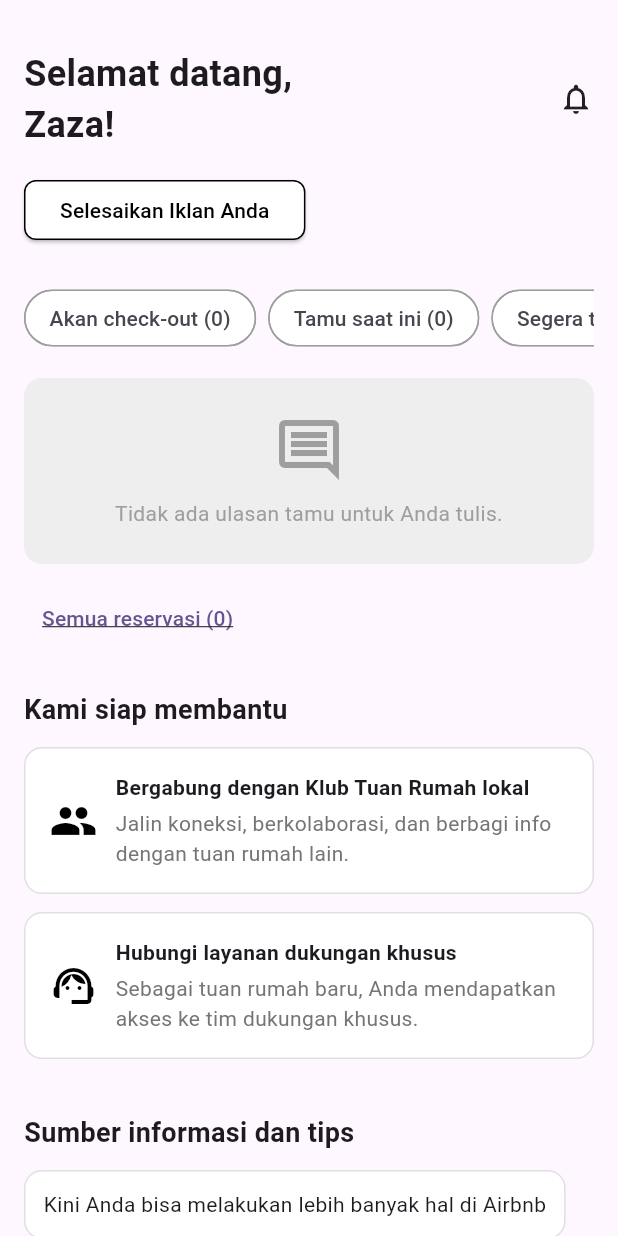
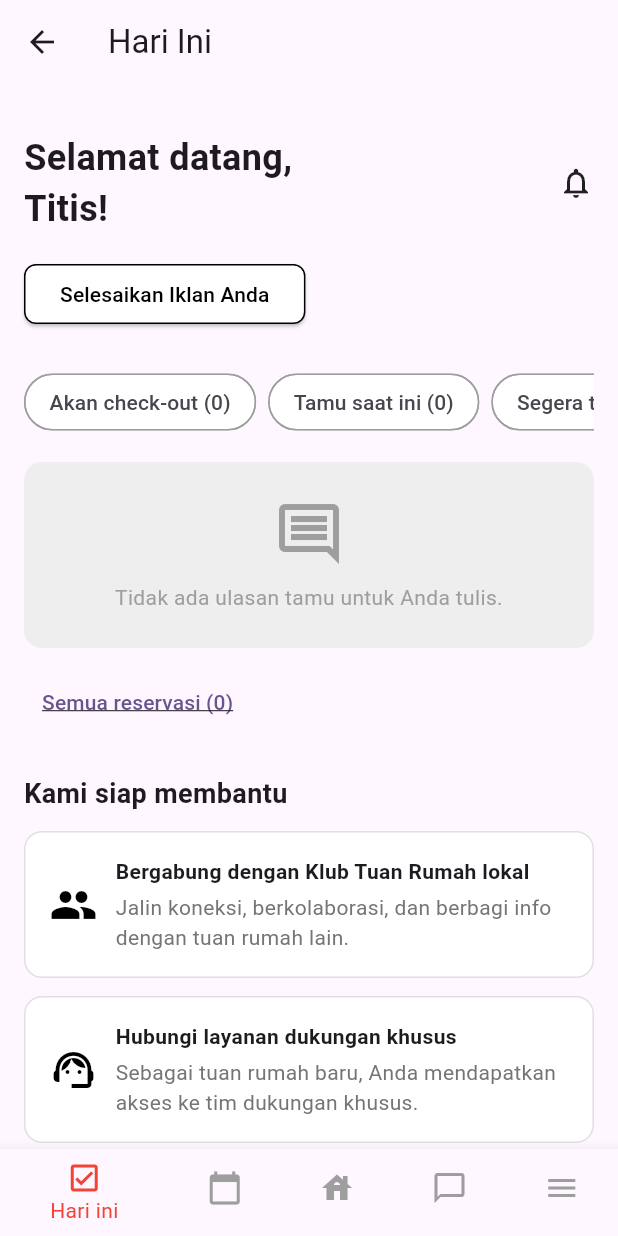
Before and after one commit to velinaaas/airbnbclone, a Flutter app: the HariIniPage screen opened directly, on a phone screen of 412 x 824 dp. Run offline on Flutter 3.47's test engine with Material 3 defaults, Android fonts, the light colour scheme and no system bars.

Commit message:
pushdea2

```diff
--- a/lib/main.dart
+++ b/lib/main.dart
@@ -1,3 +1,7 @@
+import 'package:airbnbclone/pages/hari_ini_page.dart';
+import 'package:airbnbclone/pages/kalender_page.dart';
+import 'package:airbnbclone/pages/menu_page.dart';
+import 'package:airbnbclone/pages/tempat_page.dart';
 import 'package:airbnbclone/views/experience.dart';
 import 'package:airbnbclone/views/favorit.dart';
 import 'package:airbnbclone/views/login.dart';
@@ -40,6 +44,11 @@
         '/favorit': (context) => FavoritPage(),
         '/perjalanan': (context) => PerjalananPage(),
         '/pesan': (context) => PesanPage(),
+        '/hari_ini': (context) => HariIniPage(),
+        '/kalender': (context) => KalenderPage(),
+        '/tempat': (context) => TempatPage(),
+        '/menu': (context) => MenuPage(),
+        // '/pesan': (context) => PesanPage(),
       },
     );
   }
--- a/lib/pages/hari_ini_page.dart
+++ b/lib/pages/hari_ini_page.dart
@@ -1,19 +1,83 @@
 import 'package:flutter/material.dart';
+import 'kalender_page.dart';
+import 'tempat_page.dart';
+import 'pesan_page.dart';
+import 'menu_page.dart';
 
-class HariIniPage extends StatelessWidget {
+class HariIniPage extends StatefulWidget {
+  const HariIniPage({super.key});
+
+  @override
+  State<HariIniPage> createState() => _HariIniPageState();
+}
+
+class _HariIniPageState extends State<HariIniPage> {
+  int _selectedIndex = 0;
+
+  final List<Widget> _pages = [
+    _HariIniContent(),
+    KalenderPage(),
+    TempatPage(),
+    PesanPage(),
+    MenuPage(),
+  ];
+
   @override
   Widget build(BuildContext context) {
     return Scaffold(
+      body: _pages[_selectedIndex],
+      bottomNavigationBar: BottomNavigationBar(
+        currentIndex: _selectedIndex,
+        selectedItemColor: Colors.red,
+        unselectedItemColor: Colors.grey,
+        onTap: (index) {
+          setState(() {
+            _selectedIndex = index;
+          });
+        },
+        items: const [
+          BottomNavigationBarItem(
+            icon: Icon(Icons.check_box_outlined),
+            label: 'Hari ini',
+          ),
+          BottomNavigationBarItem(
+            icon: Icon(Icons.calendar_today),
+            label: 'Kalender',
+          ),
+          BottomNavigationBarItem(
+            icon: Icon(Icons.house),
+            label: 'Tempat',
+          ),
+          BottomNavigationBarItem(
+            icon: Icon(Icons.chat_bubble_outline),
+            label: 'Pesan',
+          ),
+          BottomNavigationBarItem(
+            icon: Icon(Icons.menu),
+            label: 'Menu',
+          ),
+        ],
+      ),
+    );
+  }
+}
+class _HariIniContent extends StatelessWidget {
+  const _HariIniContent();
+
+  @override
+  Widget build(BuildContext context) {
+    return Scaffold(
+      appBar: AppBar(title: const Text('Hari Ini')),
       body: SingleChildScrollView(
-        padding: EdgeInsets.symmetric(horizontal: 16, vertical: 32),
+        padding: const EdgeInsets.symmetric(horizontal: 16, vertical: 32),
         child: Column(
           crossAxisAlignment: CrossAxisAlignment.start,
           children: [
             Row(
               mainAxisAlignment: MainAxisAlignment.spaceBetween,
-              children: [
+              children: const [
                 Text(
-                  'Selamat datang,\nZaza!',
+                  'Selamat datang,\nTitis!',
                   style: TextStyle(fontSize: 24, fontWeight: FontWeight.bold),
                 ),
                 Icon(Icons.notifications_none),
@@ -25,15 +89,14 @@ class HariIniPage extends StatelessWidget {
               style: ElevatedButton.styleFrom(
                 backgroundColor: Colors.white,
                 foregroundColor: Colors.black,
-                side: BorderSide(color: Colors.black),
+                side: const BorderSide(color: Colors.black),
                 shape: RoundedRectangleBorder(
-                    borderRadius: BorderRadius.circular(8)),
+                  borderRadius: BorderRadius.circular(8),
                 ),
-              child: Text('Selesaikan Iklan Anda'),
+              ),
+              child: const Text('Selesaikan Iklan Anda'),
             ),
             SizedBox(height: 24),
-
-            // Reservasi
             SingleChildScrollView(
               scrollDirection: Axis.horizontal,
               child: Row(
@@ -50,17 +113,16 @@ class HariIniPage extends StatelessWidget {
                 ],
               ),
             ),
-
             SizedBox(height: 16),
             Container(
               width: double.infinity,
-              padding: EdgeInsets.all(24),
+              padding: const EdgeInsets.all(24),
               decoration: BoxDecoration(
                 borderRadius: BorderRadius.circular(12),
                 color: Colors.grey.shade200,
               ),
               child: Column(
-                children: [
+                children: const [
                   Icon(Icons.insert_comment_outlined, size: 48, color: Colors.grey),
                   SizedBox(height: 8),
                   Text(
@@ -74,17 +136,18 @@ class HariIniPage extends StatelessWidget {
             SizedBox(height: 12),
             TextButton(
               onPressed: () {},
-              child: Text('Semua reservasi (0)', style: TextStyle(decoration: TextDecoration.underline)),
+              child: const Text(
+                'Semua reservasi (0)',
+                style: TextStyle(decoration: TextDecoration.underline),
               ),
-
+            ),
             SizedBox(height: 24),
-            Text('Kami siap membantu', style: TextStyle(fontSize: 18, fontWeight: FontWeight.bold)),
+            const Text('Kami siap membantu', style: TextStyle(fontSize: 18, fontWeight: FontWeight.bold)),
             SizedBox(height: 12),
             _helpCard(Icons.group, 'Bergabung dengan Klub Tuan Rumah lokal', 'Jalin koneksi, berkolaborasi, dan berbagi info dengan tuan rumah lain.'),
             _helpCard(Icons.support_agent, 'Hubungi layanan dukungan khusus', 'Sebagai tuan rumah baru, Anda mendapatkan akses ke tim dukungan khusus.'),
-
             SizedBox(height: 24),
-            Text('Sumber informasi dan tips', style: TextStyle(fontSize: 18, fontWeight: FontWeight.bold)),
+            const Text('Sumber informasi dan tips', style: TextStyle(fontSize: 18, fontWeight: FontWeight.bold)),
             SizedBox(height: 12),
             _infoCard('Kini Anda bisa melakukan lebih banyak hal di Airbnb'),
             _infoCard('Jelajahi fitur untuk tuan rumah terbaru untuk membantu...'),
@@ -97,15 +160,15 @@ class HariIniPage extends StatelessWidget {
   Widget _tabChip(String label) {
     return Chip(
       label: Text(label),
-      shape: StadiumBorder(side: BorderSide(color: Colors.grey)),
+      shape: const StadiumBorder(side: BorderSide(color: Colors.grey)),
       backgroundColor: Colors.white,
     );
   }
 
   Widget _helpCard(IconData icon, String title, String subtitle) {
     return Container(
-      margin: EdgeInsets.only(bottom: 12),
-      padding: EdgeInsets.all(16),
+      margin: const EdgeInsets.only(bottom: 12),
+      padding: const EdgeInsets.all(16),
       decoration: BoxDecoration(
         border: Border.all(color: Colors.grey.shade300),
         borderRadius: BorderRadius.circular(12),
@@ -114,13 +177,13 @@ class HariIniPage extends StatelessWidget {
       child: Row(
         children: [
           Icon(icon, size: 32, color: Colors.black),
-          SizedBox(width: 12),
+          const SizedBox(width: 12),
           Expanded(
             child: Column(
               crossAxisAlignment: CrossAxisAlignment.start,
               children: [
-                Text(title, style: TextStyle(fontWeight: FontWeight.bold)),
-                SizedBox(height: 4),
+                Text(title, style: const TextStyle(fontWeight: FontWeight.bold)),
+                const SizedBox(height: 4),
                 Text(subtitle, style: TextStyle(color: Colors.grey.shade600)),
               ],
             ),
@@ -132,8 +195,8 @@ class HariIniPage extends StatelessWidget {
 
   Widget _infoCard(String title) {
     return Container(
-      margin: EdgeInsets.only(bottom: 12),
-      padding: EdgeInsets.all(12),
+      margin: const EdgeInsets.only(bottom: 12),
+      padding: const EdgeInsets.all(12),
       decoration: BoxDecoration(
         border: Border.all(color: Colors.grey.shade300),
         borderRadius: BorderRadius.circular(12),
--- a/lib/views/profil.dart
+++ b/lib/views/profil.dart
@@ -1,5 +1,6 @@
+import 'package:airbnbclone/pages/hari_ini_page.dart';
 import 'package:flutter/material.dart';
-import 'dashboard_host.dart'; // Pastikan file ini berada di direktori yang sama
+
 
 class ProfilPage extends StatelessWidget {
   const ProfilPage({super.key});
@@ -108,7 +109,7 @@ class ProfilPage extends StatelessWidget {
             onPressed: () {
               Navigator.push(
                 context,
-                MaterialPageRoute(builder: (context) => const DashboardHost()),
+                MaterialPageRoute(builder: (context) => HariIniPage()),
               );
             },
             style: ElevatedButton.styleFrom(
```
Also changed, not shown: lib/pages/kalender_page.dart (+63 -1 lines), lib/views/dashboard_host.dart (+97 -97 lines). Lines whose indentation alone changed are shown as unchanged.
